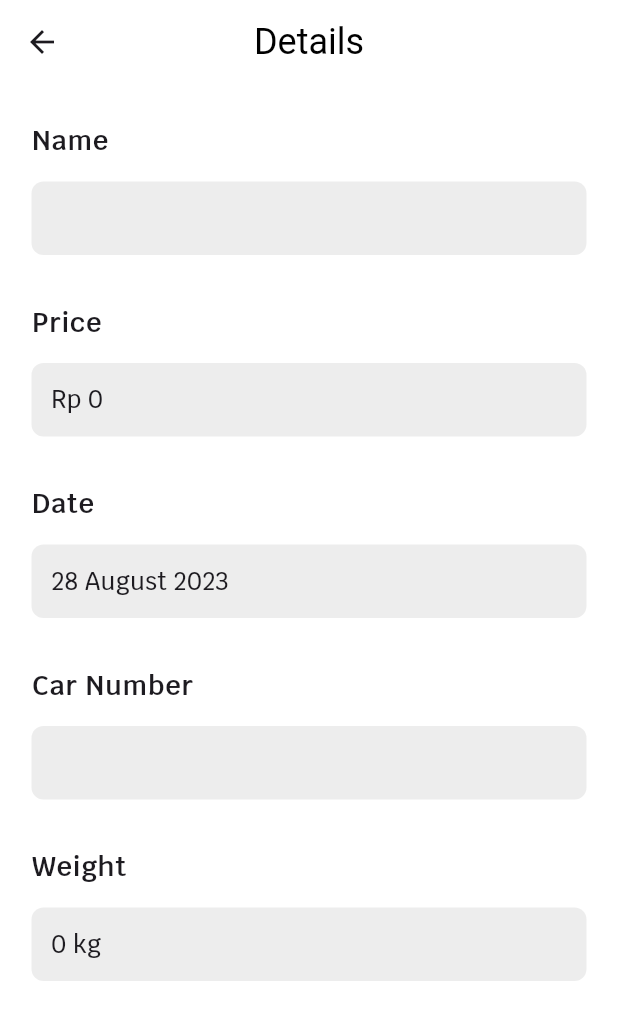
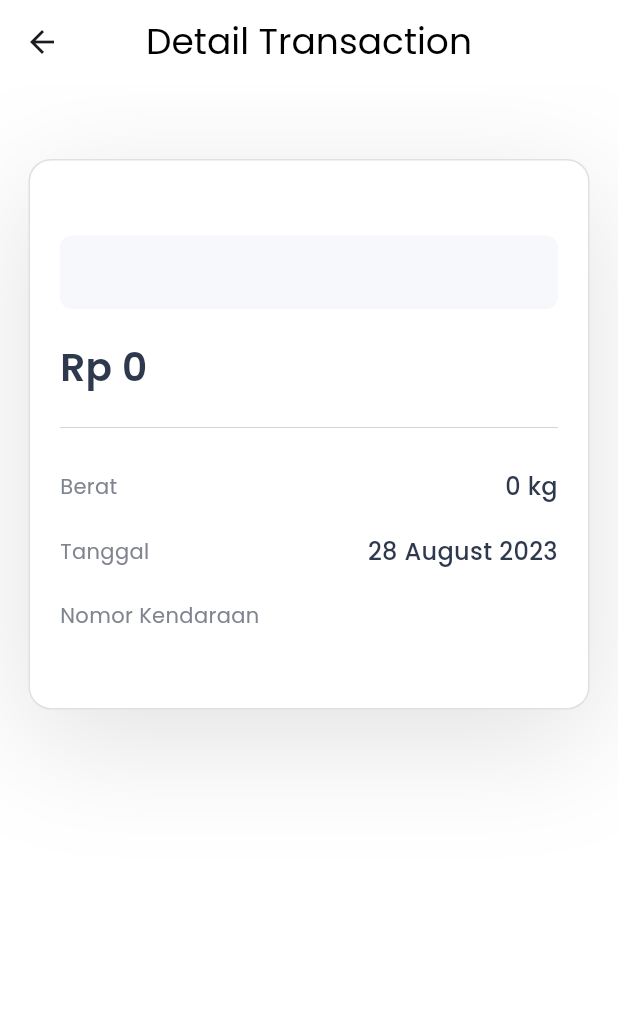
Before and after one commit to dna2121/sales_report_app, a Flutter app: the DetailTxView screen opened directly with empty values, on a phone screen of 412 x 824 dp. Shown: the top 1020 px of the screen. Run offline on Flutter 3.47's test engine with Material 2 defaults, Android fonts, the phone set to English and light mode, and no system bars; our stand-ins replace cloud_firestore, date_field, dropdown_search, firebase_auth, firebase_core, get and 1 more; accounts and stored records are empty.

Commit message:
detail transaction ui

```diff
--- a/lib/app/modules/transaction/views/detail_tx_view.dart
+++ b/lib/app/modules/transaction/views/detail_tx_view.dart
@@ -4,7 +4,6 @@ import 'package:flutter/material.dart';
 import 'package:get/get.dart';
 import 'package:intl/intl.dart';
 import 'package:sales_report_app/app/modules/transaction/controllers/transaction_controller.dart';
-import 'package:sales_report_app/utils/widget.dart';
 
 class DetailTxView extends GetView<TransactionController> {
   const DetailTxView({Key? key}) : super(key: key);
@@ -16,7 +15,7 @@ class DetailTxView extends GetView<TransactionController> {
 
     return Scaffold(
       appBar: AppBar(
-        title: const Text('Details'),
+        title: const Text('Detail Transaction'),
         centerTitle: true,
       ),
       body: SingleChildScrollView(
@@ -43,78 +42,108 @@ class DetailTxView extends GetView<TransactionController> {
               DateTime date = timestamp.toDate();
               String tanggal = DateFormat('d MMMM yyyy').format(date);
 
-              return Column(
+              return Center(
+                child: Container(
+                    margin: EdgeInsets.fromLTRB(19, 50, 19, 50),
+                    padding: EdgeInsets.symmetric(horizontal: 20),
+                    width: double.infinity,
+                    decoration: BoxDecoration(
+                      color: Colors.white,
+                      borderRadius: BorderRadius.circular(15),
+                      border: Border.all(
+                        color: Colors.grey.shade300, // Border color
+                        width: 1, // Border width
+                      ),
+                      boxShadow: [
+                        BoxShadow(
+                          color: Colors.grey.withOpacity(0.3), // Shadow color
+                          spreadRadius: 1,
+                          blurRadius: 70,
+                          offset: Offset(0, 20),
+                        ),
+                      ],
+                    ),
+                    child: Column(
                       crossAxisAlignment: CrossAxisAlignment.start,
                       children: [
-                  SizedBox(height: 18),
-                  Padding(
-                    padding:
-                        const EdgeInsets.symmetric(horizontal: 21, vertical: 7),
-                    child: HeaderText(text: "Name"),
+                        SizedBox(height: 50),
+                        Container(
+                          width: double.infinity,
+                          padding: EdgeInsets.all(13),
+                          decoration: BoxDecoration(
+                              color: Color.fromRGBO(247, 248, 252, 1),
+                              borderRadius: BorderRadius.circular(8)),
+                          child: Text(
+                            userData['name'],
+                            style: TextStyle(
+                                fontSize: 16, fontWeight: FontWeight.w500),
                           ),
-                  Padding(
-                    padding:
-                        const EdgeInsets.symmetric(horizontal: 21, vertical: 7),
-                    child: StringField(text: userData['name']),
                         ),
-                  SizedBox(height: 18),
-                  Padding(
-                    padding:
-                        const EdgeInsets.symmetric(horizontal: 21, vertical: 7),
-                    child: HeaderText(text: "Price"),
+                        SizedBox(height: 20),
+                        Text(
+                          formattedAmount,
+                          style: TextStyle(
+                              fontSize: 26, fontWeight: FontWeight.w600),
                         ),
-                  Padding(
-                    padding:
-                        const EdgeInsets.symmetric(horizontal: 21, vertical: 7),
-                    child: StringField(text: formattedAmount),
+                        SizedBox(height: 14),
+                        Divider(thickness: 0.5),
+                        SizedBox(height: 20),
+                        Row(
+                          children: [
+                            Expanded(
+                                child: Text(
+                              "Berat",
+                              style: TextStyle(
+                                  color: Color.fromRGBO(127, 132, 143, 1)),
+                            )),
+                            Expanded(
+                                child: Text(
+                              userData['weight'].toString() + " kg",
+                              textAlign: TextAlign.right,
+                              style: TextStyle(
+                                  fontSize: 16, fontWeight: FontWeight.w500),
+                            )),
+                          ],
                         ),
-                  SizedBox(height: 18),
-                  Padding(
-                    padding:
-                        const EdgeInsets.symmetric(horizontal: 21, vertical: 7),
-                    child: HeaderText(text: "Date"),
+                        SizedBox(height: 20),
+                        Row(
+                          children: [
+                            Expanded(
+                                child: Text(
+                              "Tanggal",
+                              style: TextStyle(
+                                  color: Color.fromRGBO(127, 132, 143, 1)),
+                            )),
+                            Expanded(
+                                child: Text(
+                              tanggal,
+                              textAlign: TextAlign.right,
+                              style: TextStyle(
+                                  fontSize: 16, fontWeight: FontWeight.w500),
+                            )),
+                          ],
                         ),
-                  Padding(
-                    padding:
-                        const EdgeInsets.symmetric(horizontal: 21, vertical: 7),
-                    child: StringField(text: tanggal),
+                        SizedBox(height: 20),
+                        Row(
+                          children: [
+                            Expanded(
+                                child: Text(
+                              "Nomor Kendaraan",
+                              style: TextStyle(
+                                  color: Color.fromRGBO(127, 132, 143, 1)),
+                            )),
+                            Expanded(
+                                child: Text(
+                              userData['carNumber'],
+                              textAlign: TextAlign.right,
+                              style: TextStyle(
+                                  fontSize: 16, fontWeight: FontWeight.w500),
+                            )),
+                          ],
                         ),
-                  SizedBox(height: 18),
-                  Padding(
-                    padding:
-                        const EdgeInsets.symmetric(horizontal: 21, vertical: 7),
-                    child: HeaderText(text: "Car Number"),
-                  ),
-                  Padding(
-                    padding:
-                        const EdgeInsets.symmetric(horizontal: 21, vertical: 7),
-                    child: StringField(text: userData['carNumber']),
-                  ),
-                  SizedBox(height: 18),
-                  Padding(
-                    padding:
-                        const EdgeInsets.symmetric(horizontal: 21, vertical: 7),
-                    child: HeaderText(text: "Weight"),
-                  ),
-                  Padding(
-                    padding:
-                        const EdgeInsets.symmetric(horizontal: 21, vertical: 7),
-                    child: StringField(
-                        text: userData['weight'].toString() + " kg"),
-                  ),
-                  // SizedBox(height: 18),
-                  // Padding(
-                  //   padding:
-                  //       const EdgeInsets.symmetric(horizontal: 21, vertical: 7),
-                  //   child: HeaderText(text: "TransactionID"),
-                  // ),
-                  // Padding(
-                  //   padding:
-                  //       const EdgeInsets.symmetric(horizontal: 21, vertical: 7),
-                  //   child: StringField(text: userData['transactionID']),
-                  // ),
-                  SizedBox(height: 35),
+                        SizedBox(height: 50),
                       ],
+                    )),
               );
             } else if (snapshot.hasError) {
               return Center(child: Text('Something went wrong'));
--- a/lib/main.dart
+++ b/lib/main.dart
@@ -26,11 +26,16 @@ class SalesReport extends StatelessWidget {
       debugShowCheckedModeBanner: false,
       theme: ThemeData(
         useMaterial3: true,
-        fontFamily: 'Krub',
+        fontFamily: 'Poppins',
+        textTheme: TextTheme(
+          bodyMedium: TextStyle(color: Color.fromRGBO(47, 57, 78, 1)),
+          bodyLarge: TextStyle(color: Color.fromRGBO(47, 57, 78, 1)),
+        ),
         scaffoldBackgroundColor: Colors.white,
         appBarTheme: AppBarTheme(
           backgroundColor: Colors.white,
-          titleTextStyle: TextStyle(color: Colors.black, fontSize: 24),
+          titleTextStyle: TextStyle(
+              color: Colors.black, fontSize: 24, fontFamily: 'Poppins'),
         ),
         bottomNavigationBarTheme: BottomNavigationBarThemeData(
           backgroundColor: AppColor.grey,
```
Also changed, not shown: pubspec.yaml (+4 -4 lines), asset/font/Poppins-Medium.ttf (added), asset/font/Poppins-Regular.ttf (added), asset/font/Poppins-SemiBold.ttf (added). Lines whose indentation alone changed are shown as unchanged.
